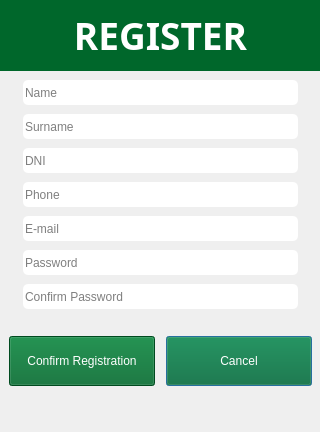
Old version of the form src/Vista/registro.ui in the repository gjimec00/STDEvents.
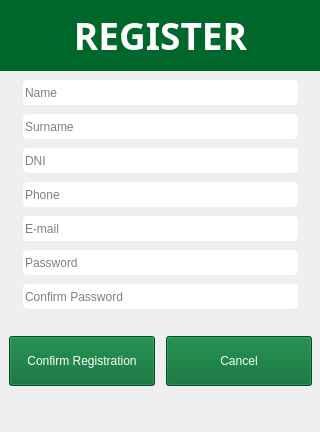
New version of the form.

What changed in the file:
```diff
--- a/src/Vista/registro.ui
+++ b/src/Vista/registro.ui
@@ -265,8 +265,11 @@
         <property name="text">
          <string>Confirm Registration</string>
         </property>
+        <property name="autoDefault">
+         <bool>false</bool>
+        </property>
         <property name="default">
-         <bool>true</bool>
+         <bool>false</bool>
         </property>
         <property name="flat">
          <bool>false</bool>
@@ -296,8 +299,11 @@
         <property name="text">
          <string>Cancel</string>
         </property>
+        <property name="autoDefault">
+         <bool>false</bool>
+        </property>
         <property name="default">
-         <bool>true</bool>
+         <bool>false</bool>
         </property>
         <property name="flat">
          <bool>false</bool>
```
